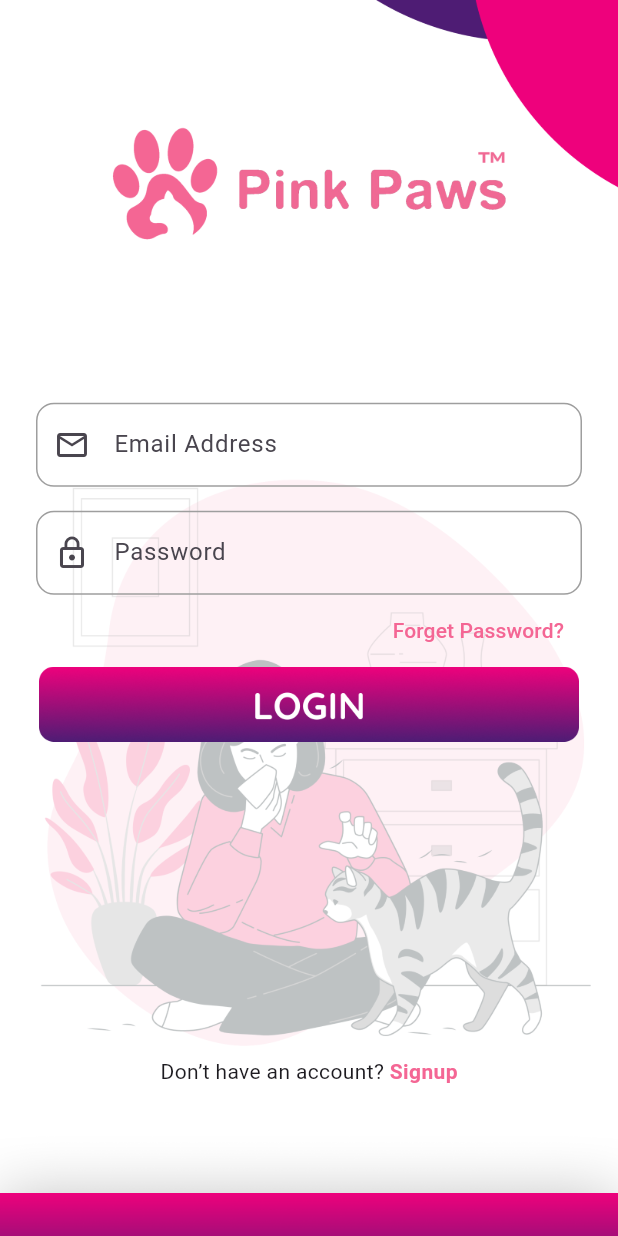
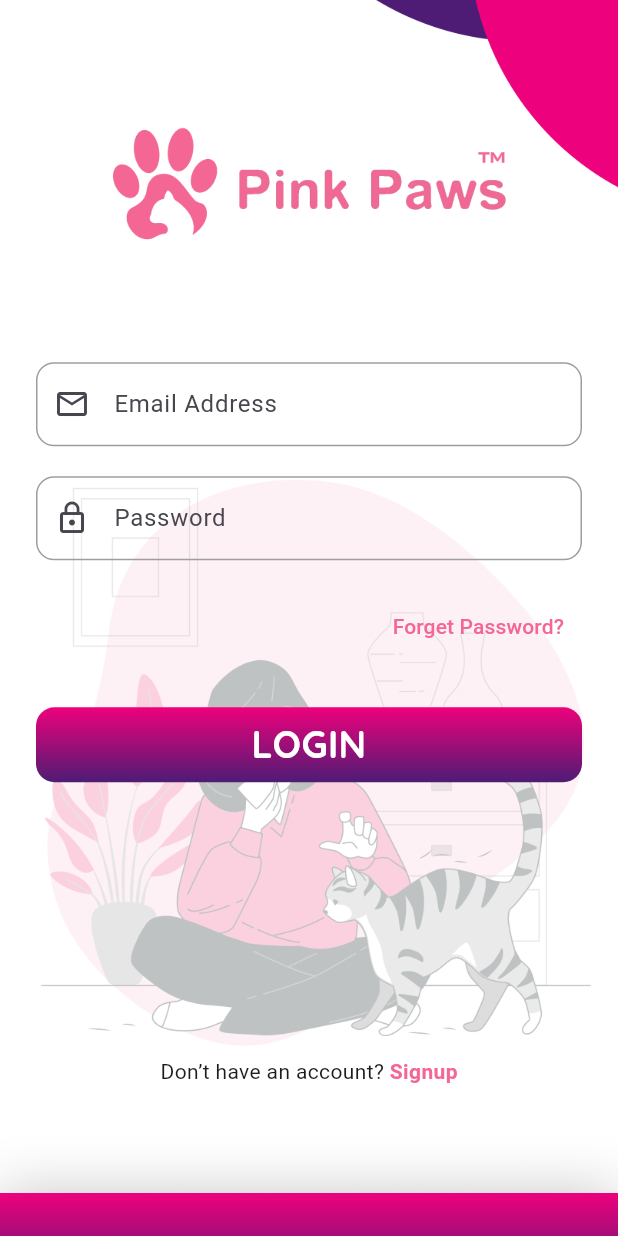
Before and after one commit to ambujnmt/petstore, a Flutter app: the LoginScreen screen opened directly, on a phone screen of 412 x 824 dp. Run offline on Flutter 3.47's test engine with Material 3 defaults, Android fonts, the light colour scheme and no system bars; our stand-ins replace get, shared_preferences; missing offline and left inert: advanced_salomon_bottom_bar; accounts and stored records are empty.

Commit message:
Refactor authentication screens and components; add AppTextField and AppButton widgets

```diff
--- a/lib/utils/app_imports.dart
+++ b/lib/utils/app_imports.dart
@@ -5,6 +5,8 @@
 export 'package:get/get.dart';
 
 // App wide custom imports
+export 'package:pinkpawscat/views/widgets/custom_button.dart';
+export 'package:pinkpawscat/views/widgets/app_text_field.dart';
 export 'package:pinkpawscat/utils/color_constant.dart';
 export 'package:pinkpawscat/constants/color_constants.dart';
 export 'package:pinkpawscat/constants/sized_boxes.dart';
--- a/lib/utils/custom_text.dart
+++ b/lib/utils/custom_text.dart
@@ -26,8 +26,8 @@
       hint,
       style: TextStyle(
         fontFamily: CustomFonts.quicksand,
-        fontSize: size,
-        fontWeight: weight ?? FontWeight.w500,
+        fontSize: size ?? 16,
+        fontWeight: weight ?? FontWeight.w600,
         color: color ?? black,
       ),
       textAlign: align ?? TextAlign.start,
--- a/lib/utils/custom_text_field.dart
+++ /dev/null
@@ -1,76 +0,0 @@
-import 'package:flutter/material.dart';
-import 'package:pinkpawscat/utils/custom_text.dart';
-
-import '../constants/color_constants.dart';
-
-class CustomTextField extends StatelessWidget {
-  final controller,
-      textInputType,
-      textInputAction,
-      hint,
-      isSuffixIcon,
-      prefixIcon,
-      suffixIcon,
-      obsecureText;
-  Function()? onSuffixTap;
-  double horizontalPadding;
-  bool readOnly;
-
-  CustomTextField({
-    super.key,
-    this.controller,
-    this.textInputType,
-    this.textInputAction,
-    this.hint,
-    this.isSuffixIcon = false,
-    this.prefixIcon,
-    this.suffixIcon,
-    this.onSuffixTap,
-    this.obsecureText = false,
-    this.horizontalPadding = 0,
-    this.readOnly = false,
-  });
-
-  @override
-  Widget build(BuildContext context) {
-    final double height = MediaQuery.of(context).size.height;
-    final double width = MediaQuery.of(context).size.width;
-    return Container(
-      height: height * 0.065,
-      width: width * 0.95,
-      padding: EdgeInsets.symmetric(vertical: 5, horizontal: horizontalPadding),
-      decoration: BoxDecoration(
-        // color: ColorConstants.kPrimary,
-        border: Border.all(color: ColorConstants.kLightGrey, width: 2),
-        borderRadius: BorderRadius.circular(width * 0.03),
-      ),
-      child: TextField(
-        readOnly: readOnly,
-        controller: controller,
-        obscureText: obsecureText,
-        keyboardType: textInputType,
-        textInputAction: textInputAction,
-        style: CustomText.qTextStyle(
-            size: 20, weight: FontWeight.w400, color: ColorConstants.kDarkGrey),
-        cursorColor: ColorConstants.kDarkGrey,
-        decoration: InputDecoration(
-          isCollapsed: true,
-          contentPadding: const EdgeInsets.only(top: 5),
-          border: InputBorder.none,
-          hintText: hint,
-          hintStyle: CustomText.qTextStyle(
-              size: 20,
-              weight: FontWeight.w400,
-              color: ColorConstants.kDarkGrey),
-          // prefixIcon: prefixIcon,
-          // suffixIcon: isSuffixIcon
-          //     ? GestureDetector(
-          //   child: suffixIcon,
-          //   onTap: onSuffixTap,
-          // )
-          //     : const SizedBox(),
-        ),
-      ),
-    );
-  }
-}
--- a/lib/views/screens/login_screen.dart
+++ b/lib/views/screens/authorization/login_screen/login_screen.dart
@@ -1,6 +1,4 @@
-import 'package:flutter/material.dart';
-import 'package:get/get.dart';
-import 'package:pinkpawscat/constants/color_constants.dart';
+import '../../../../utils/app_imports.dart';
 import 'package:pinkpawscat/views/screens/nav_screen.dart';
 import 'package:pinkpawscat/views/screens/signup_screen.dart';
 
@@ -40,48 +38,15 @@
               children: [
                 const SizedBox(height: 60),
                 const Spacer(flex: 2),
-                TextField(
+                AppTextField(
                   controller: emailController,
-                  keyboardType: TextInputType.emailAddress,
-                  decoration: InputDecoration(
-                    prefixIcon: const Icon(Icons.email_outlined),
-                    hintText: "Email Address",
-                    border: OutlineInputBorder(
-                      borderRadius: BorderRadius.circular(12),
-                      borderSide: const BorderSide(color: Colors.grey),
-                    ),
-                    enabledBorder: OutlineInputBorder(
-                      borderRadius: BorderRadius.circular(12),
-                      borderSide: const BorderSide(color: Colors.grey),
-                    ),
-                    focusedBorder: OutlineInputBorder(
-                      borderRadius: BorderRadius.circular(12),
-                      borderSide:
-                          const BorderSide(color: Colors.pink, width: 2),
-                    ),
-                  ),
+                  hintText: 'Email Address',
+                  prefixIcon: const Icon(Icons.email_outlined),
                 ),
-                const SizedBox(height: 16),
-                TextField(
+                AppTextField(
                   controller: passwordController,
-                  obscureText: true,
-                  decoration: InputDecoration(
-                    prefixIcon: const Icon(Icons.lock_outline),
-                    hintText: "Password",
-                    border: OutlineInputBorder(
-                      borderRadius: BorderRadius.circular(12),
-                      borderSide: const BorderSide(color: Colors.grey),
-                    ),
-                    enabledBorder: OutlineInputBorder(
-                      borderRadius: BorderRadius.circular(12),
-                      borderSide: const BorderSide(color: Colors.grey),
-                    ),
-                    focusedBorder: OutlineInputBorder(
-                      borderRadius: BorderRadius.circular(12),
-                      borderSide:
-                          const BorderSide(color: Colors.pink, width: 2),
-                    ),
-                  ),
+                  hintText: 'Password',
+                  prefixIcon: const Icon(Icons.lock_outline),
                 ),
                 Align(
                   alignment: Alignment.centerRight,
@@ -93,18 +58,10 @@
                     ),
                   ),
                 ),
-                SizedBox(
-                  width: double.infinity,
-                  height: 50,
-                  child: GestureDetector(
-                    onTap: () {
-                      Get.to(const NavScreen());
-                    },
-                    child: Image.asset(
-                      'assets/images/loginbtn.png',
-                      fit: BoxFit.contain,
-                    ),
-                  ),
+                heightSpace30,
+                AppButton(
+                  text: 'LOGIN',
+                  onTap: () => Get.to(const NavScreen()),
                 ),
                 const SizedBox(height: 1),
                 const Spacer(flex: 2),
--- a/lib/views/screens/get_started_screen.dart
+++ b/lib/views/screens/get_started_screen.dart
@@ -1,6 +1,6 @@
 import 'package:flutter/material.dart';
 import 'package:get/get.dart';
-import 'package:pinkpawscat/views/screens/login_screen.dart';
+import 'package:pinkpawscat/views/screens/authorization/login_screen/login_screen.dart';
 
 class GetStartedScreen extends StatelessWidget {
   const GetStartedScreen({super.key});
--- a/lib/views/widgets/app_button.dart
+++ /dev/null
@@ -1,13 +0,0 @@
-import 'package:flutter/material.dart';
-import 'package:pinkpawscat/utils/app_imports.dart';
-
-class AppButton extends StatelessWidget {
-  const AppButton({super.key});
-
-  @override
-  Widget build(BuildContext context) {
-    return Container(
-        // child: Center(child:  CustomText.qText(hint, fontSize, fontWeight, color, textAlign),),
-        );
-  }
-}
--- /dev/null
+++ b/lib/views/widgets/app_text_field.dart
@@ -0,0 +1,72 @@
+import '../../utils/app_imports.dart';
+
+class AppTextField extends StatelessWidget {
+  final TextEditingController? controller;
+  final TextInputType? textInputType;
+  final TextInputAction? textInputAction;
+  final String? hintText;
+  final String? label;
+  final bool? isSuffixIcon;
+  final Widget? prefixIcon;
+  final Widget? suffixIcon;
+  final bool? obsecureText;
+  final Function()? onSuffixTap;
+  final double horizontalPadding;
+  final bool readOnly;
+  final bool isRequired;
+
+  const AppTextField({
+    super.key,
+    this.controller,
+    this.textInputType,
+    this.textInputAction,
+    this.label,
+    this.hintText,
+    this.isSuffixIcon = false,
+    this.prefixIcon,
+    this.suffixIcon,
+    this.onSuffixTap,
+    this.obsecureText = false,
+    this.horizontalPadding = 0,
+    this.readOnly = false,
+    this.isRequired = false,
+  });
+
+  @override
+  Widget build(BuildContext context) {
+    return Column(
+      children: [
+        if (label != null) ...[
+          Row(
+            children: [
+              Flexible(child: CustomText.qText(label!)),
+              if (isRequired) CustomText.qText('*', color: red)
+            ],
+          ),
+          heightSpace4,
+        ],
+        TextField(
+          controller: controller,
+          obscureText: true,
+          decoration: InputDecoration(
+            prefixIcon: prefixIcon,
+            hintText: hintText ?? "Input text",
+            border: OutlineInputBorder(
+              borderRadius: BorderRadius.circular(12),
+              borderSide: const BorderSide(color: Colors.grey),
+            ),
+            enabledBorder: OutlineInputBorder(
+              borderRadius: BorderRadius.circular(12),
+              borderSide: const BorderSide(color: Colors.grey),
+            ),
+            focusedBorder: OutlineInputBorder(
+              borderRadius: BorderRadius.circular(12),
+              borderSide: const BorderSide(color: Colors.pink, width: 2),
+            ),
+          ),
+        ),
+        heightSpace20,
+      ],
+    );
+  }
+}
--- /dev/null
+++ b/lib/views/widgets/custom_button.dart
@@ -0,0 +1,91 @@
+import '../../utils/app_imports.dart';
+
+class AppButton extends StatelessWidget {
+  final void Function()? onTap;
+  final bool loader;
+  final Color? bgColor;
+  final Color? textColor;
+  final String? text;
+  final double fontSize;
+  final double? width;
+  final double? height;
+  final bool intrinsicWidth;
+  final bool intrinsicHeight;
+  final bool transparent;
+  final bool hideBorder;
+
+  const AppButton({
+    super.key,
+    this.text,
+    this.onTap,
+    this.loader = false,
+    this.fontSize = 25,
+    this.width,
+    this.intrinsicWidth = false,
+    this.intrinsicHeight = false,
+    this.transparent = false,
+    this.hideBorder = false,
+    this.height,
+    this.bgColor,
+    this.textColor,
+  });
+
+  @override
+  Widget build(BuildContext context) {
+    final size = MediaQuery.of(context).size;
+    return Column(
+      children: [
+        GestureDetector(
+          onTap: loader ? null : onTap,
+          behavior: HitTestBehavior.opaque,
+          child: IntrinsicWidth(
+            child: Container(
+              height: intrinsicHeight ? null : height ?? 50,
+              width: intrinsicWidth ? null : width ?? size.width,
+              padding: const EdgeInsets.symmetric(horizontal: 6),
+              decoration: BoxDecoration(
+                gradient: bgColor == null && !transparent
+                    ? const LinearGradient(
+                        colors: [
+                          ColorConstants.selctedColor,
+                          ColorConstants.deleteColor
+                        ],
+                        begin: Alignment.topCenter,
+                        end: Alignment.bottomCenter,
+                      )
+                    : null,
+                color: bgColor ?? white,
+                borderRadius: BorderRadius.circular(size.width * 0.03),
+                border: hideBorder
+                    ? null
+                    : Border.all(
+                        color: transparent
+                            ? ColorConstants.selctedColor
+                            : Colors.transparent,
+                        width: 1.7,
+                      ),
+              ),
+              child: Center(
+                child: loader
+                    ? const Center(
+                        child: CircularProgressIndicator(),
+                      )
+                    // ? AppLoader.widget(
+                    //     size: height != null ? height! - 8 : 42,
+                    //     color1: ColorConstants.kTertiary,
+                    //   )
+                    : CustomText.qText(
+                        text ?? 'customButton',
+                        size: fontSize,
+                        weight: FontWeight.w700,
+                        color: textColor ?? (transparent ? black : white),
+                        align: TextAlign.center,
+                      ),
+              ),
+            ),
+          ),
+        ),
+      ],
+    );
+  }
+}
```
